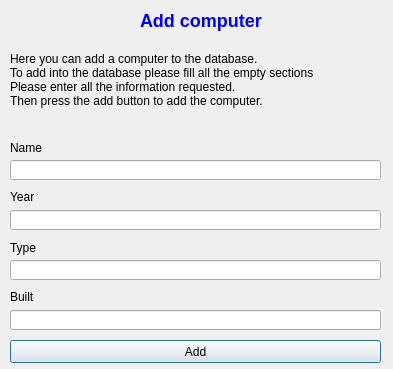
trunti/verklegtn-m, file EndurvinnslustöðATeam/Skil3/Ui/addcomputer.ui: the form before one commit.
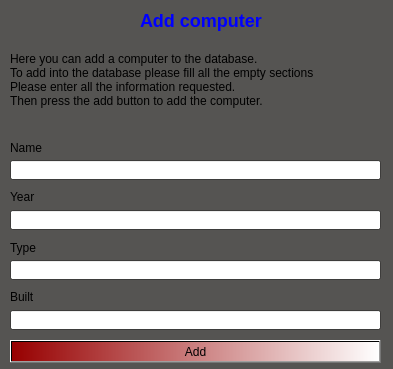
The form after the commit.

What changed in the file:
```diff
--- a/EndurvinnslustöðATeam/Skil3/Ui/addcomputer.ui
+++ b/EndurvinnslustöðATeam/Skil3/Ui/addcomputer.ui
@@ -10,6 +10,70 @@
     <height>369</height>
    </rect>
   </property>
+  <property name="palette">
+   <palette>
+    <active>
+     <colorrole role="Base">
+      <brush brushstyle="SolidPattern">
+       <color alpha="255">
+        <red>255</red>
+        <green>255</green>
+        <blue>255</blue>
+       </color>
+      </brush>
+     </colorrole>
+     <colorrole role="Window">
+      <brush brushstyle="SolidPattern">
+       <color alpha="255">
+        <red>85</red>
+        <green>84</green>
+        <blue>82</blue>
+       </color>
+      </brush>
+     </colorrole>
+    </active>
+    <inactive>
+     <colorrole role="Base">
+      <brush brushstyle="SolidPattern">
+       <color alpha="255">
+        <red>255</red>
+        <green>255</green>
+        <blue>255</blue>
+       </color>
+      </brush>
+     </colorrole>
+     <colorrole role="Window">
+      <brush brushstyle="SolidPattern">
+       <color alpha="255">
+        <red>85</red>
+        <green>84</green>
+        <blue>82</blue>
+       </color>
+      </brush>
+     </colorrole>
+    </inactive>
+    <disabled>
+     <colorrole role="Base">
+      <brush brushstyle="SolidPattern">
+       <color alpha="255">
+        <red>85</red>
+        <green>84</green>
+        <blue>82</blue>
+       </color>
+      </brush>
+     </colorrole>
+     <colorrole role="Window">
+      <brush brushstyle="SolidPattern">
+       <color alpha="255">
+        <red>85</red>
+        <green>84</green>
+        <blue>82</blue>
+       </color>
+      </brush>
+     </colorrole>
+    </disabled>
+   </palette>
+  </property>
   <property name="windowTitle">
    <string>Dialog</string>
   </property>
@@ -127,6 +191,10 @@
      <height>23</height>
     </rect>
    </property>
+   <property name="styleSheet">
+    <string notr="true">background-color: qlineargradient(spread:pad, x1:0, y1:0, x2:1, y2:0, stop:0 rgba(151, 0, 0, 255), stop:1 rgba(255, 255, 255, 255));
+</string>
+   </property>
    <property name="text">
     <string>Add</string>
    </property>
```
